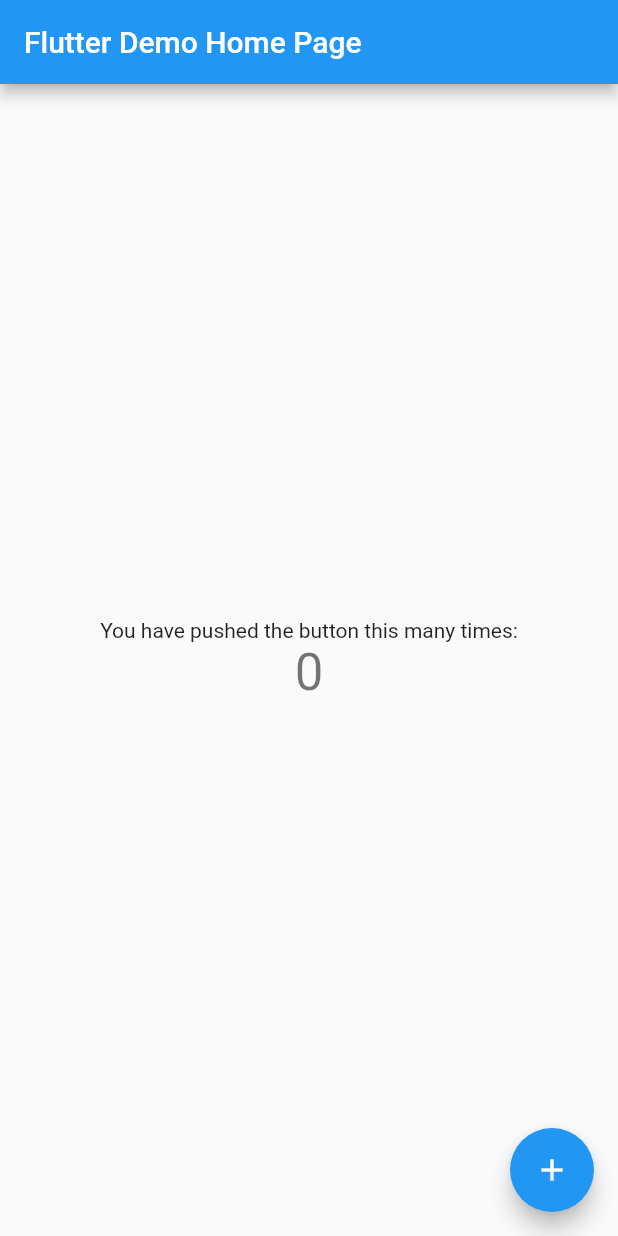
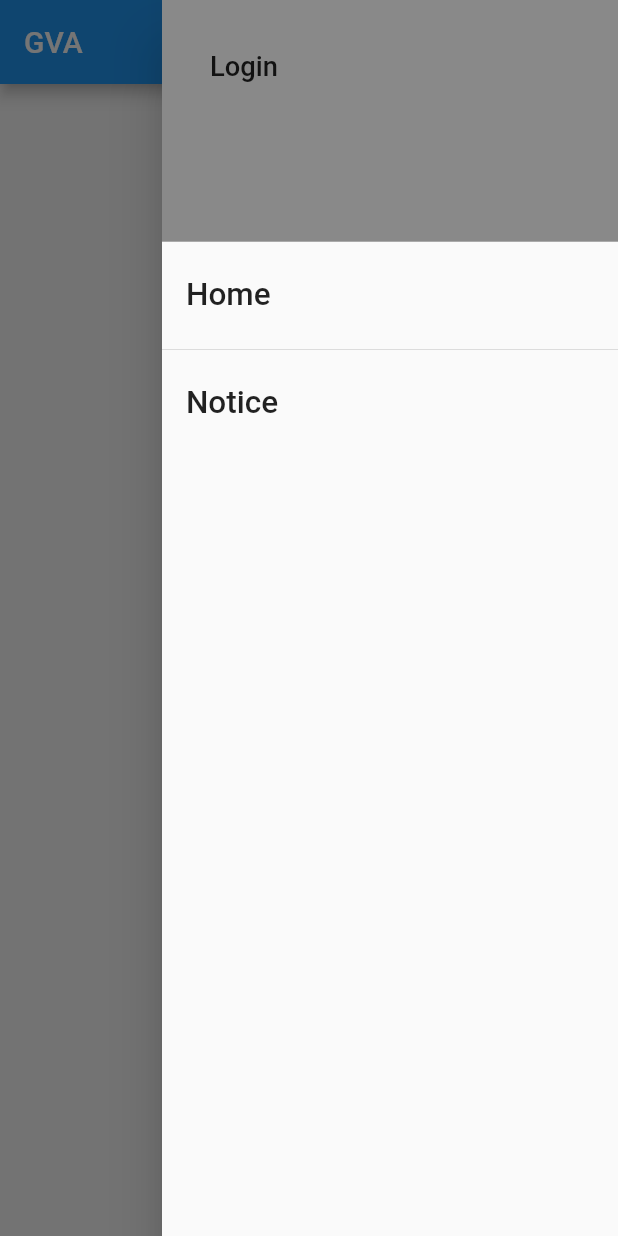
Before and after one commit to gohdong/2019_autumn_database, a Flutter app: the screen it shows after launch, with the side drawer open (before the commit the screen has no drawer), on a phone screen of 412 x 824 dp. Run offline on Flutter 3.47's test engine with Material 2 defaults, Android fonts, the phone set to English and light mode, and no system bars.

Commit message:
flutter init

```diff
--- a/lib/main.dart
+++ b/lib/main.dart
@@ -1,3 +1,4 @@
+import 'package:dbapp/src/menubar.dart';
 import 'package:flutter/material.dart';
 
 void main() => runApp(MyApp());
@@ -9,103 +10,37 @@
     return MaterialApp(
       title: 'Flutter Demo',
       theme: ThemeData(
-        // This is the theme of your application.
-        //
-        // Try running your application with "flutter run". You'll see the
-        // application has a blue toolbar. Then, without quitting the app, try
-        // changing the primarySwatch below to Colors.green and then invoke
-        // "hot reload" (press "r" in the console where you ran "flutter run",
-        // or simply save your changes to "hot reload" in a Flutter IDE).
-        // Notice that the counter didn't reset back to zero; the application
-        // is not restarted.
         primarySwatch: Colors.blue,
       ),
-      home: MyHomePage(title: 'Flutter Demo Home Page'),
+      home: MyHomePage(),
     );
   }
 }
 
 class MyHomePage extends StatefulWidget {
-  MyHomePage({Key key, this.title}) : super(key: key);
-
-  // This widget is the home page of your application. It is stateful, meaning
-  // that it has a State object (defined below) that contains fields that affect
-  // how it looks.
-
-  // This class is the configuration for the state. It holds the values (in this
-  // case the title) provided by the parent (in this case the App widget) and
-  // used by the build method of the State. Fields in a Widget subclass are
-  // always marked "final".
-
-  final String title;
-
   @override
   _MyHomePageState createState() => _MyHomePageState();
 }
 
 class _MyHomePageState extends State<MyHomePage> {
-  int _counter = 0;
-
-  void _incrementCounter() {
-    setState(() {
-      // This call to setState tells the Flutter framework that something has
-      // changed in this State, which causes it to rerun the build method below
-      // so that the display can reflect the updated values. If we changed
-      // _counter without calling setState(), then the build method would not be
-      // called again, and so nothing would appear to happen.
-      _counter++;
-    });
-  }
 
   @override
   Widget build(BuildContext context) {
-    // This method is rerun every time setState is called, for instance as done
-    // by the _incrementCounter method above.
-    //
-    // The Flutter framework has been optimized to make rerunning build methods
-    // fast, so that you can just rebuild anything that needs updating rather
-    // than having to individually change instances of widgets.
     return Scaffold(
       appBar: AppBar(
-        // Here we take the value from the MyHomePage object that was created by
-        // the App.build method, and use it to set our appbar title.
-        title: Text(widget.title),
+        title: Text("GVA"),
       ),
+      endDrawer: MenuBar(),
       body: Center(
-        // Center is a layout widget. It takes a single child and positions it
-        // in the middle of the parent.
         child: Column(
-          // Column is also a layout widget. It takes a list of children and
-          // arranges them vertically. By default, it sizes itself to fit its
-          // children horizontally, and tries to be as tall as its parent.
-          //
-          // Invoke "debug painting" (press "p" in the console, choose the
-          // "Toggle Debug Paint" action from the Flutter Inspector in Android
-          // Studio, or the "Toggle Debug Paint" command in Visual Studio Code)
-          // to see the wireframe for each widget.
-          //
-          // Column has various properties to control how it sizes itself and
-          // how it positions its children. Here we use mainAxisAlignment to
-          // center the children vertically; the main axis here is the vertical
-          // axis because Columns are vertical (the cross axis would be
-          // horizontal).
           mainAxisAlignment: MainAxisAlignment.center,
           children: <Widget>[
             Text(
-              'You have pushed the button this many times:',
-            ),
-            Text(
-              '$_counter',
-              style: Theme.of(context).textTheme.display1,
+              'Hello',
             ),
           ],
         ),
       ),
-      floatingActionButton: FloatingActionButton(
-        onPressed: _incrementCounter,
-        tooltip: 'Increment',
-        child: Icon(Icons.add),
-      ), // This trailing comma makes auto-formatting nicer for build methods.
     );
   }
 }
--- /dev/null
+++ b/lib/src/menubar.dart
@@ -0,0 +1,40 @@
+import 'package:dbapp/main.dart';
+import 'package:flutter/material.dart';
+
+
+class MenuBar extends StatelessWidget {
+  @override
+  Widget build(BuildContext context) {
+    return Drawer(
+      child: ListView(
+        padding: EdgeInsets.zero,
+        children: <Widget>[
+          DrawerHeader(
+            child: ListTile(
+              title: Text('Login',textScaleFactor: 1.3,),
+              onTap: () {
+              },
+            ),
+            decoration: BoxDecoration(
+              color: Colors.black45,
+            ),
+
+          ),
+          ListTile(
+            title: Text('Home',textScaleFactor: 1.5,),
+            onTap: () {
+              Navigator.of(context)
+                  .push(MaterialPageRoute(builder: (context) => MyApp()));
+            },
+          ),
+          Divider(),
+          ListTile(
+            title: Text('Notice',textScaleFactor: 1.5,),
+            onTap: () {
+            },
+          ),
+        ],
+      ),
+    );
+  }
+}
```
